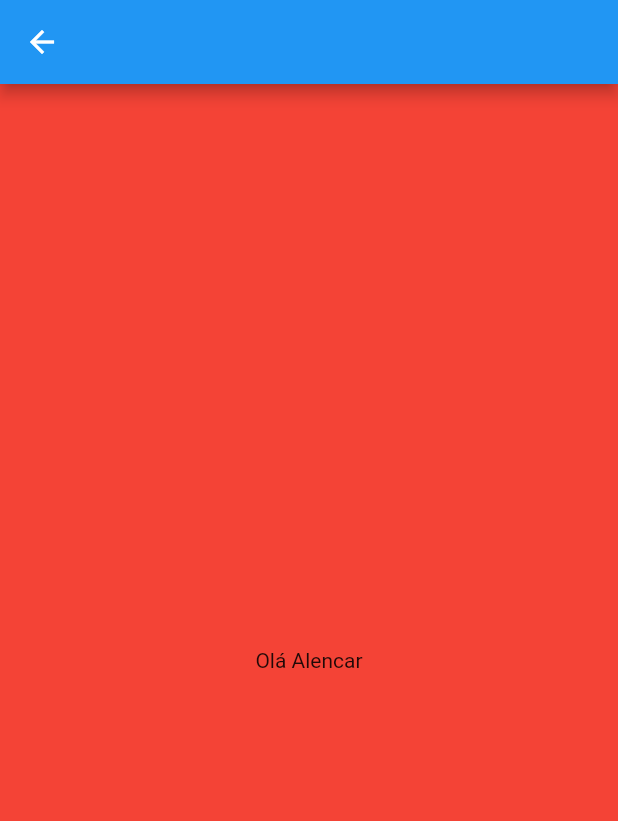
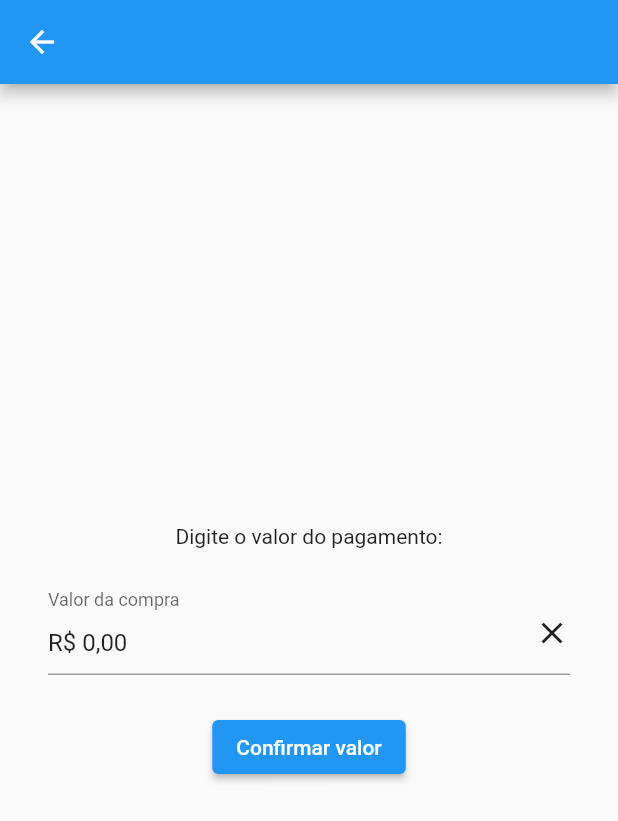
Before and after one commit to iLolz/seeac_payment, a Flutter app: the screen it shows after launch, after a tap on "Toque para pagar!", on a phone screen of 412 x 824 dp. Shown: the top 821 px of the screen. Run offline on Flutter 3.47's test engine with Material 2 defaults, Android fonts, the phone set to English and light mode, and no system bars; our stand-ins replace flutter_masked_text2.

Commit message:
text field

```diff
--- a/lib/main.dart
+++ b/lib/main.dart
@@ -1,5 +1,5 @@
 import 'package:flutter/material.dart';
-import 'package:payment_app/payment_value.dart';
+import 'package:payment_app/payment/payment_value.dart';
 
 void main() {
   runApp(const MyApp());
@@ -36,21 +36,13 @@ class _MyHomePageState extends State<MyHomePage> {
   @override
   Widget build(BuildContext context) {
     return Scaffold(
-      body: Column(
-        mainAxisAlignment: MainAxisAlignment.center,
-        crossAxisAlignment: CrossAxisAlignment.center,
-        children: [
-          Row(
-            mainAxisAlignment: MainAxisAlignment.center,
-            children: [
-              InkWell(
-                radius: 100,
+      body: Center(
+        child: InkWell(
           onTap: () {
             Navigator.push(
               context,
               MaterialPageRoute(
-                      builder: (_context) =>
-                          const PaymentValue(name: "Alencar"),
+                builder: (_) => const PaymentValue(name: "Alencar"),
               ),
             );
           },
@@ -91,9 +83,6 @@ class _MyHomePageState extends State<MyHomePage> {
             ),
           ),
         ),
-            ],
-          ),
-        ],
       ),
     );
   }
--- /dev/null
+++ b/lib/payment/payment_valu_controller.dart
@@ -0,0 +1,17 @@
+class PaymentValueController {
+  String? validateValue(String? value) {
+    if (value != null) {
+      String valorCompra =
+          value.replaceAll("R\$ ", "").replaceAll(".", "").replaceAll(",", ".");
+
+      double? _value = double.tryParse(valorCompra);
+
+      if (_value != null && _value > 0) {
+        return null;
+      } else {
+        return "Digite o valor da compra!";
+      }
+    }
+    return "Digite o valor da compra!";
+  }
+}
--- /dev/null
+++ b/lib/payment/payment_value.dart
@@ -0,0 +1,100 @@
+import 'package:flutter/material.dart';
+import 'package:flutter/services.dart';
+import 'package:flutter_masked_text2/flutter_masked_text2.dart';
+import 'package:payment_app/payment/payment_valu_controller.dart';
+
+class PaymentValue extends StatefulWidget {
+  final String name;
+
+  const PaymentValue({Key? key, required this.name}) : super(key: key);
+
+  @override
+  State<PaymentValue> createState() => _PaymentValueState();
+}
+
+class _PaymentValueState extends State<PaymentValue> {
+  final _controller = MoneyMaskedTextController(leftSymbol: "R\$ ");
+
+  final controller = PaymentValueController();
+
+  final _formKey = GlobalKey<FormState>();
+
+  @override
+  void initState() {
+    super.initState();
+  }
+
+  @override
+  void dispose() {
+    _controller.dispose();
+    super.dispose();
+  }
+
+  @override
+  Widget build(BuildContext context) {
+    return Scaffold(
+      appBar: AppBar(),
+      body: Center(
+        child: Column(
+          mainAxisSize: MainAxisSize.min,
+          children: <Widget>[
+            const Text("Digite o valor do pagamento:"),
+            Padding(
+              padding: const EdgeInsets.symmetric(
+                horizontal: 32.0,
+                vertical: 16.0,
+              ),
+              child: Form(
+                key: _formKey,
+                child: TextFormField(
+                  controller: _controller,
+                  keyboardType: TextInputType.number,
+                  inputFormatters: [
+                    FilteringTextInputFormatter.digitsOnly,
+                  ],
+                  decoration: InputDecoration(
+                    labelText: "Valor da compra",
+                    suffix: InkWell(
+                      child: const Icon(Icons.close),
+                      onTap: () {
+                        _controller.clear();
+                      },
+                    ),
+                    focusedBorder: const OutlineInputBorder(
+                      borderSide: BorderSide(color: Colors.green),
+                    ),
+                    errorBorder: const OutlineInputBorder(
+                      borderSide: BorderSide(color: Colors.black),
+                    ),
+                    focusedErrorBorder: const OutlineInputBorder(
+                      borderSide: BorderSide(color: Colors.orange),
+                    ),
+                  ),
+                  autovalidateMode: AutovalidateMode.onUserInteraction,
+                  validator: (value) => controller.validateValue(value),
+                ),
+              ),
+            ),
+            Padding(
+              padding: const EdgeInsets.all(8.0),
+              child: ElevatedButton(
+                child: const Text("Confirmar valor"),
+                onPressed: () {
+                  if (_formKey.currentState!.validate()) {
+                  } else {
+                    showAboutDialog(
+                      context: context,
+                      children: const [
+                        Text("Valor inválido!"),
+                      ],
+                    );
+                  }
+                },
+              ),
+            ),
+          ],
+        ),
+      ),
+    );
+  }
+}
--- a/lib/payment_value.dart
+++ /dev/null
@@ -1,18 +0,0 @@
-import 'package:flutter/material.dart';
-
-class PaymentValue extends StatelessWidget {
-  final String name;
-
-  const PaymentValue({Key? key, required this.name}) : super(key: key);
-
-  @override
-  Widget build(BuildContext context) {
-    return Scaffold(
-      appBar: AppBar(),
-      backgroundColor: Colors.red,
-      body: Center(
-        child: Text("Olá $name"),
-      ),
-    );
-  }
-}
--- a/pubspec.yaml
+++ b/pubspec.yaml
@@ -34,6 +34,8 @@ dependencies:
   # The following adds the Cupertino Icons font to your application.
   # Use with the CupertinoIcons class for iOS style icons.
   cupertino_icons: ^1.0.2
+  flutter_masked_text2: ^0.9.1
+  cpf_cnpj_validator: ^2.0.0
 
 dev_dependencies:
   flutter_test:
```
Also changed, not shown: pubspec.lock. Lines whose indentation alone changed are shown as unchanged.
